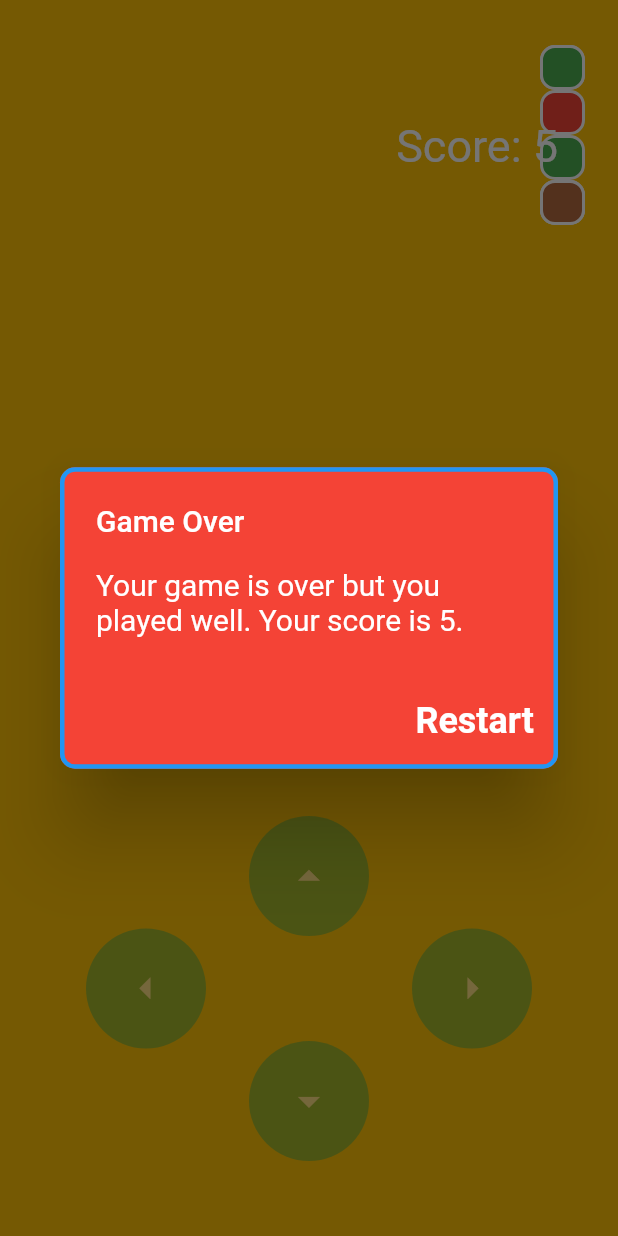
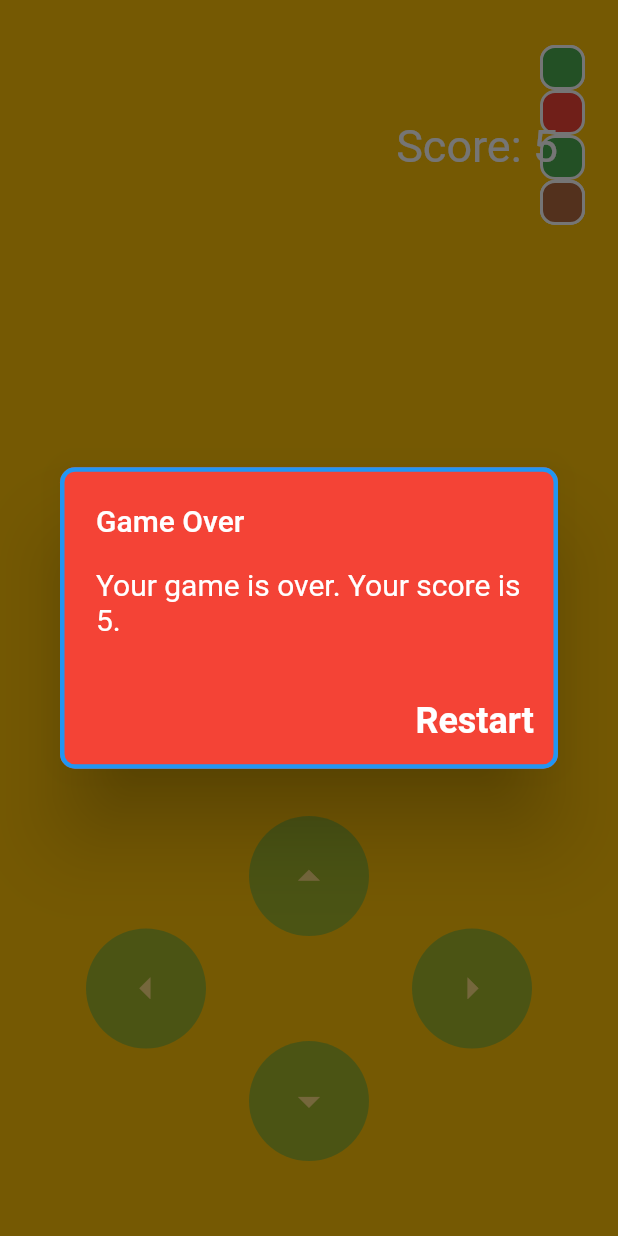
Before and after one commit to KasunHasanga/FlutterSnakeGame, a Flutter app: the screen it shows after launch, on a phone screen of 412 x 824 dp. Run offline on Flutter 3.47's test engine with Material 2 defaults, Android fonts, the phone set to English and light mode, and no system bars.

Commit message:
change game over diolog

```diff
--- a/lib/game.dart
+++ b/lib/game.dart
@@ -135,7 +135,8 @@ class _GamePageState extends State<GamePage> {
             "Game Over",
             style: TextStyle(color: Colors.white),
           ),content: Text(
-          "Your game is over but you played well. Your score is " + score.toString()+".",
+            (score>10)?"Your game is over but you played well. Your score is " + score.toString()+".": "Your game is over. Your score is " + score.toString()+"."
+          ,
           style: TextStyle(color: Colors.white,fontSize: 20),
         ),
           actions: [
```
